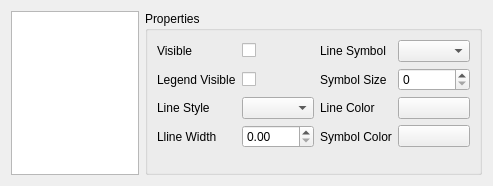
First picture: the form in itom1DQwtPlot/widgetCurveProperties.ui, repository itom-project/designerPlugins, before the edit.
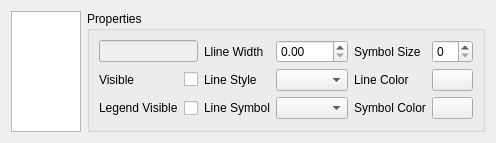
Second picture: the form after the edit. Custom widgets are drawn as their Qt base class.

Commit message: added editLine for editing the curve name

Diff of the .ui file:
```diff
--- a/itom1DQwtPlot/widgetCurveProperties.ui
+++ b/itom1DQwtPlot/widgetCurveProperties.ui
@@ -7,7 +7,7 @@
     <x>0</x>
     <y>0</y>
     <width>493</width>
-    <height>186</height>
+    <height>138</height>
    </rect>
   </property>
   <property name="sizePolicy">
@@ -25,11 +25,11 @@
   <property name="windowTitle">
    <string>Form</string>
   </property>
-  <layout class="QHBoxLayout" name="horizontalLayout">
-   <item>
+  <layout class="QGridLayout" name="gridLayout_2">
+   <item row="0" column="0">
     <widget class="QListWidget" name="listWidget"/>
    </item>
-   <item>
+   <item row="0" column="1">
     <widget class="QGroupBox" name="groupBox">
      <property name="sizePolicy">
       <sizepolicy hsizetype="Expanding" vsizetype="Minimum">
@@ -41,34 +41,31 @@
       <string>Properties</string>
      </property>
      <layout class="QGridLayout" name="gridLayout">
-      <item row="0" column="2">
+      <item row="1" column="0">
        <widget class="QLabel" name="label_3">
         <property name="text">
          <string>Visible</string>
         </property>
        </widget>
       </item>
-      <item row="1" column="5">
-       <widget class="QSpinBox" name="spinBoxSymbolSize">
-        <property name="keyboardTracking">
+      <item row="1" column="1">
+       <widget class="QCheckBox" name="checkBoxVisible">
+        <property name="text">
+         <string/>
+        </property>
+        <property name="tristate">
          <bool>false</bool>
         </property>
        </widget>
       </item>
-      <item row="0" column="5">
-       <widget class="QComboBox" name="comboBoxLineSymbol"/>
-      </item>
-      <item row="2" column="3">
-       <widget class="QComboBox" name="comboBoxLineStyle"/>
-      </item>
-      <item row="1" column="2">
+      <item row="2" column="0">
        <widget class="QLabel" name="label_10">
         <property name="text">
          <string>Legend Visible</string>
         </property>
        </widget>
       </item>
-      <item row="1" column="3">
+      <item row="2" column="1">
        <widget class="QCheckBox" name="checkBoxLegendVisible">
         <property name="sizePolicy">
          <sizepolicy hsizetype="Maximum" vsizetype="Minimum">
@@ -81,31 +78,7 @@
         </property>
        </widget>
       </item>
-      <item row="1" column="4">
-       <widget class="QLabel" name="label_7">
-        <property name="text">
-         <string>Symbol Size</string>
-        </property>
-       </widget>
-      </item>
       <item row="0" column="3">
-       <widget class="QCheckBox" name="checkBoxVisible">
-        <property name="text">
-         <string/>
-        </property>
-        <property name="tristate">
-         <bool>false</bool>
-        </property>
-       </widget>
-      </item>
-      <item row="2" column="2">
-       <widget class="QLabel" name="label">
-        <property name="text">
-         <string>Line Style</string>
-        </property>
-       </widget>
-      </item>
-      <item row="3" column="2">
        <widget class="QLabel" name="label_2">
         <property name="text">
          <string>Lline Width</string>
@@ -113,20 +86,67 @@
        </widget>
       </item>
       <item row="0" column="4">
+       <widget class="QDoubleSpinBox" name="doubleSpinBoxLineWidth">
+        <property name="keyboardTracking">
+         <bool>false</bool>
+        </property>
+       </widget>
+      </item>
+      <item row="1" column="3">
+       <widget class="QLabel" name="label">
+        <property name="text">
+         <string>Line Style</string>
+        </property>
+       </widget>
+      </item>
+      <item row="1" column="4">
+       <widget class="QComboBox" name="comboBoxLineStyle"/>
+      </item>
+      <item row="2" column="3">
        <widget class="QLabel" name="label_6">
         <property name="text">
          <string>Line Symbol</string>
         </property>
        </widget>
       </item>
-      <item row="3" column="3">
-       <widget class="QDoubleSpinBox" name="doubleSpinBoxLineWidth">
+      <item row="2" column="4">
+       <widget class="QComboBox" name="comboBoxLineSymbol"/>
+      </item>
+      <item row="0" column="5">
+       <widget class="QLabel" name="label_7">
+        <property name="text">
+         <string>Symbol Size</string>
+        </property>
+       </widget>
+      </item>
+      <item row="0" column="6">
+       <widget class="QSpinBox" name="spinBoxSymbolSize">
         <property name="keyboardTracking">
          <bool>false</bool>
         </property>
        </widget>
       </item>
-      <item row="5" column="3">
+      <item row="1" column="5">
+       <widget class="QLabel" name="label_5">
+        <property name="text">
+         <string>Line Color</string>
+        </property>
+       </widget>
+      </item>
+      <item row="1" column="6">
+       <widget class="ColorPickerButton" name="colorPickerButtonLineStyle"/>
+      </item>
+      <item row="2" column="5">
+       <widget class="QLabel" name="label_4">
+        <property name="text">
+         <string>Symbol Color</string>
+        </property>
+       </widget>
+      </item>
+      <item row="2" column="6">
+       <widget class="ColorPickerButton" name="colorPickerButtonSymbol"/>
+      </item>
+      <item row="4" column="4">
        <spacer name="verticalSpacer">
         <property name="orientation">
          <enum>Qt::Vertical</enum>
@@ -142,26 +162,16 @@
         </property>
        </spacer>
       </item>
-      <item row="2" column="4">
-       <widget class="QLabel" name="label_5">
-        <property name="text">
-         <string>Line Color</string>
+      <item row="0" column="0" colspan="2">
+       <widget class="QLineEdit" name="lineEditName">
+        <property name="enabled">
+         <bool>false</bool>
         </property>
-       </widget>
-      </item>
-      <item row="2" column="5">
-       <widget class="ColorPickerButton" name="colorPickerButtonLineStyle"/>
-      </item>
-      <item row="3" column="4">
-       <widget class="QLabel" name="label_4">
-        <property name="text">
-         <string>Symbol Color</string>
+        <property name="mouseTracking">
+         <bool>false</bool>
         </property>
        </widget>
       </item>
-      <item row="3" column="5">
-       <widget class="ColorPickerButton" name="colorPickerButtonSymbol"/>
-      </item>
      </layout>
     </widget>
    </item>
```
The commit also changes 5 other files.
